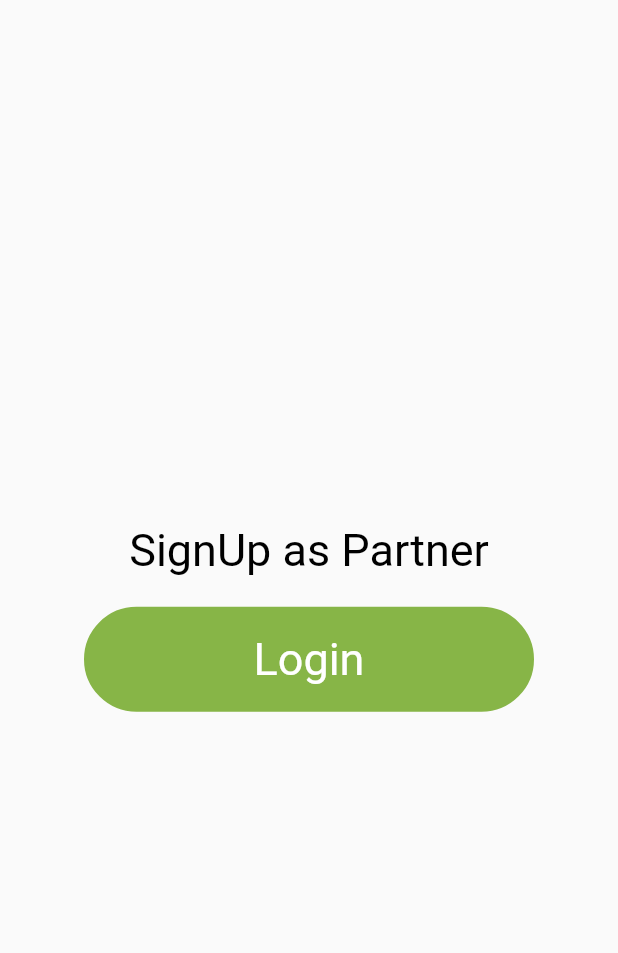
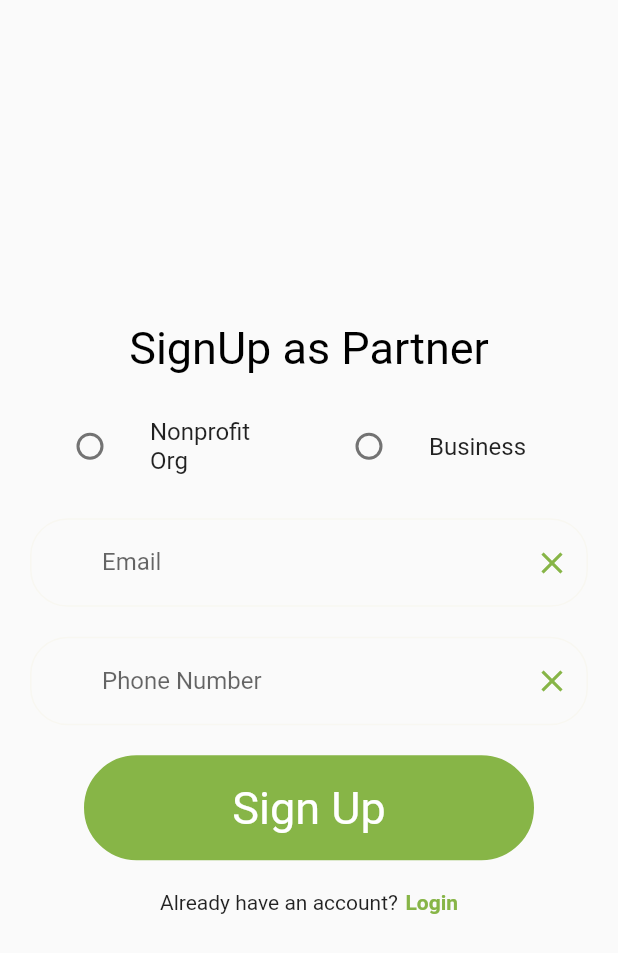
Before and after one commit to Biowulf21/Bilin-GDSC-Xavier-Team-Hiraya, a Flutter app: the PartnerSignupWidget widget shown alone on an empty page, opened directly, on a phone screen of 412 x 824 dp. Shown: the top 953 px of the screen. Run offline on Flutter 3.47's test engine with Material 2 defaults, Android fonts, the phone set to English and light mode, and no system bars; our stand-ins replace flutter_vector_icons.

```diff
--- a/lib/screens/login_page.dart
+++ b/lib/screens/login_page.dart
@@ -99,7 +99,7 @@ class LoginPage extends StatelessWidget {
             child: Container(
               color: Colors.white,
               child: PageView(
-                children: const [PartnerSignupWidget()],
+                children: [PartnerSignupWidget()],
               ),
             ),
           )
--- a/lib/widgets/login_widgets.dart
+++ b/lib/widgets/login_widgets.dart
@@ -54,8 +54,17 @@ class LoginWidget extends StatelessWidget {
   }
 }
 
+enum Partner { NonProfit, Business }
+
 class PartnerSignupWidget extends StatelessWidget {
-  const PartnerSignupWidget({Key? key}) : super(key: key);
+  PartnerSignupWidget({this.chosenPartnerType, Key? key}) : super(key: key);
+
+  final Partner? _partnerNonProf = Partner.NonProfit;
+  final Partner? _partnerBusiness = Partner.NonProfit;
+  final Partner? chosenPartnerType;
+
+  final TextEditingController _email = TextEditingController();
+  final TextEditingController _phoneNumber = TextEditingController();
 
   @override
   Widget build(BuildContext context) {
@@ -72,18 +81,101 @@ class PartnerSignupWidget extends StatelessWidget {
             const SizedBox(
               height: 20.0,
             ),
+            Row(
+              children: [
+                Flexible(
+                  child: ListTile(
+                    title: const Text("Nonprofit Org"),
+                    leading: Radio(
+                        value: Partner.NonProfit,
+                        groupValue: chosenPartnerType,
+                        onChanged: (Partner? value) {}),
+                  ),
+                ),
+                Flexible(
+                  child: ListTile(
+                    title: const Text("Business"),
+                    leading: Radio(
+                        value: Partner.Business,
+                        groupValue: chosenPartnerType,
+                        onChanged: (Partner? value) {}),
+                  ),
+                ),
+              ],
+            ),
+            const SizedBox(
+              height: 20.0,
+            ),
+            customTextField(
+              isHidden: false,
+              contoller: _email,
+              labelText: "Email",
+            ),
+            const SizedBox(
+              height: 20.0,
+            ),
+            customTextField(
+              isHidden: false,
+              contoller: _phoneNumber,
+              labelText: "Phone Number",
+            ),
+            const SizedBox(
+              height: 20.0,
+            ),
             CustomRoundedButton(
               onTap: () {},
-              text: "Login",
+              text: "Sign Up",
               textStyle: h2.copyWith(color: Colors.white),
               colour: bilinGreen,
               height: 70,
               width: 300,
               roundness: 50.0,
-            )
+            ),
+            const SizedBox(
+              height: 20.0,
+            ),
+            HaveAccountWidget(
+                question: "Already have an account?",
+                clickableText: "Login",
+                onTap: () {})
           ],
         ),
       ),
     );
   }
 }
+
+class HaveAccountWidget extends StatelessWidget {
+  HaveAccountWidget(
+      {required this.question,
+      required this.clickableText,
+      required this.onTap,
+      Key? key})
+      : super(key: key);
+  String question;
+  String clickableText;
+  VoidCallback onTap;
+  @override
+  Widget build(BuildContext context) {
+    return Row(
+      mainAxisAlignment: MainAxisAlignment.center,
+      children: <Widget>[
+        Text(question),
+        const SizedBox(
+          width: 5.0,
+        ),
+        MouseRegion(
+          cursor: SystemMouseCursors.click,
+          child: GestureDetector(
+            onTap: onTap,
+            child: Text(
+              clickableText,
+              style: const TextStyle(
+                  color: bilinGreen, fontWeight: FontWeight.w600),
+            ),
+          ),
+        )
+      ],
+    );
+  }
+}
```
Also changed, not shown: 2 other files.
